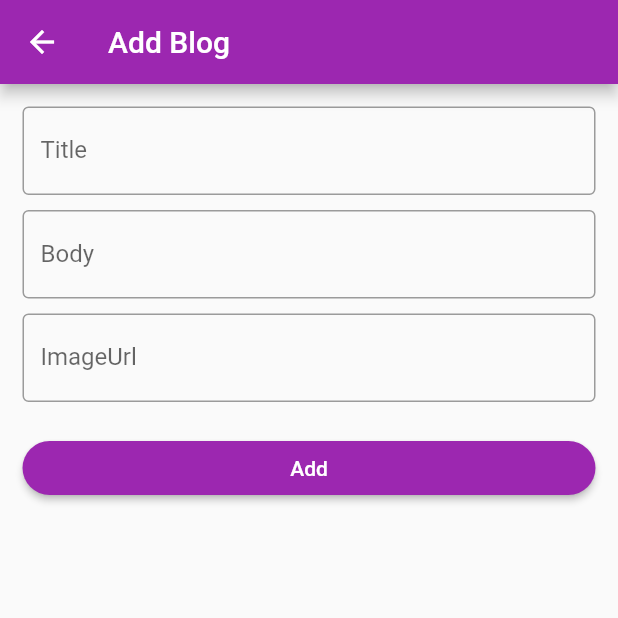
After one commit to amir58/FlutterHTIG26, a Flutter app: the AddNewBlogScreen screen opened directly, on a phone screen of 412 x 824 dp, the top half of it. The commit adds this screen. Run offline on Flutter 3.47's test engine with Material 2 defaults, Android fonts, the phone set to English and light mode, and no system bars; our stand-ins replace story_view; network calls fail.

Commit message:
Session 5

```diff
--- /dev/null
+++ b/lib/blog/add_blog_screen.dart
@@ -0,0 +1,69 @@
+import 'package:flutter/material.dart';
+import 'package:flutter26/blog/blog.dart';
+
+class AddNewBlogScreen extends StatelessWidget {
+  AddNewBlogScreen({Key? key}) : super(key: key);
+
+  final titleController = TextEditingController();
+  final bodyController = TextEditingController();
+  final imageController = TextEditingController();
+
+  @override
+  Widget build(BuildContext context) {
+    return Scaffold(
+      appBar: AppBar(
+        title: const Text("Add Blog"),
+      ),
+      body: Padding(
+        padding: const EdgeInsets.all(15),
+        child: Column(
+          children: [
+            TextFormField(
+              controller: titleController,
+              decoration: const InputDecoration(
+                border: OutlineInputBorder(),
+                labelText: "Title",
+              ),
+            ),
+            const SizedBox(height: 10),
+            TextFormField(
+              controller: bodyController,
+              decoration: const InputDecoration(
+                border: OutlineInputBorder(),
+                labelText: "Body",
+              ),
+            ),
+            const SizedBox(height: 10),
+            TextFormField(
+              controller: imageController,
+              decoration: const InputDecoration(
+                border: OutlineInputBorder(),
+                labelText: "ImageUrl",
+              ),
+            ),
+            Container(
+              margin: const EdgeInsets.only(top: 20),
+              width: double.infinity,
+              child: ElevatedButton(
+                style: ElevatedButton.styleFrom(shape: const StadiumBorder()),
+                onPressed: () {
+                  String title = titleController.text;
+                  String body = bodyController.text;
+                  String imageUrl = imageController.text.isEmpty
+                      ? "https://cdn.eso.org/images/screen/eso1907a.jpg"
+                      : imageController.text;
+
+                  Blog blog =
+                      Blog(title: title, body: body, imageUrl: imageUrl);
+
+                  Navigator.pop(context, blog);
+                },
+                child: const Text("Add"),
+              ),
+            ),
+          ],
+        ),
+      ),
+    );
+  }
+}
--- /dev/null
+++ b/lib/blog/blog.dart
@@ -0,0 +1,7 @@
+class Blog {
+  String title;
+  String body;
+  String imageUrl;
+
+  Blog({required this.title, required this.body, required this.imageUrl});
+}
--- a/pubspec.yaml
+++ b/pubspec.yaml
@@ -35,6 +35,7 @@ dependencies:
   # The following adds the Cupertino Icons font to your application.
   # Use with the CupertinoIcons class for iOS style icons.
   cupertino_icons: ^1.0.2
+  story_view: ^0.14.0
 
 dev_dependencies:
   flutter_test:
```
Also changed, not shown: lib/blog/blog_screen.dart (added, +201 -0 lines), lib/blog/story_view.dart (added, +40 -0 lines), lib/main.dart (+4 -3 lines), lib/notes/edit_note_screen.dart (added, +55 -0 lines), lib/notes/notes_screen.dart (renamed from lib/notes_screen.dart, +23 -3 lines), lib/notes/add_new_note_screen.dart (renamed from lib/add_new_note_screen.dart), pubspec.lock, 6 other files.
